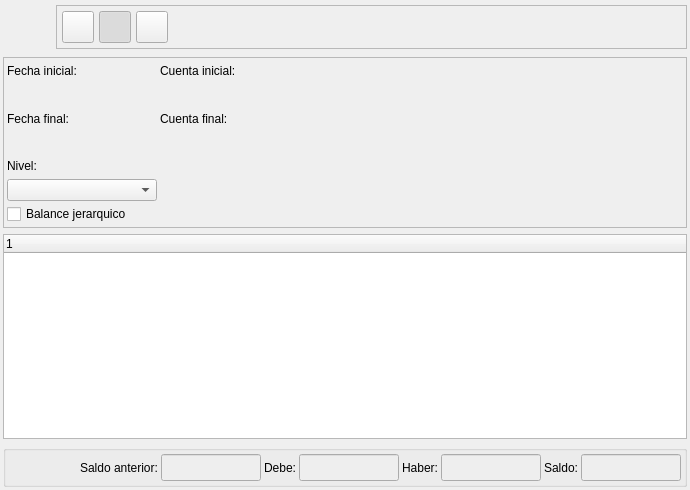
Old version of the form bulmages/bulmacont/plugins/pluginbc_balance/balancebase.ui in the repository eboladev/Bulmages-1.
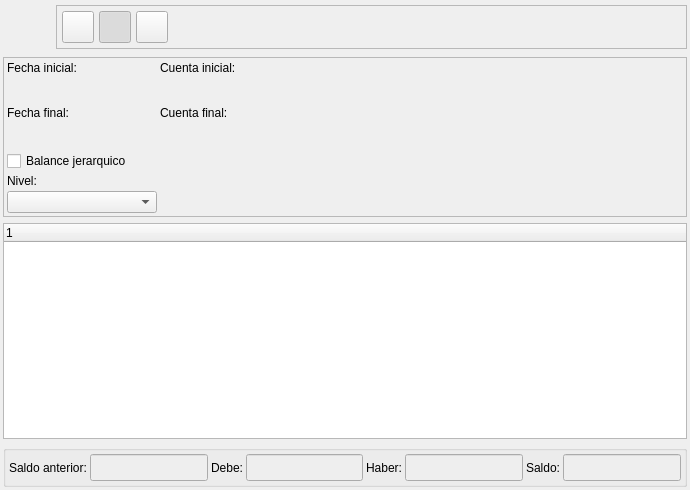
New version of the form. Icons and pictures are not drawn. Custom widgets are drawn as their Qt base class.

Commit message: Configuro los plugins que salen por defecto en BulmaCont después de instalar para que aparezcan los mínimos básicos.

```diff
--- a/bulmages/bulmacont/plugins/pluginbc_balance/balancebase.ui
+++ b/bulmages/bulmacont/plugins/pluginbc_balance/balancebase.ui
@@ -269,26 +269,13 @@
         </property>
        </widget>
       </item>
-      <item row="0" column="1">
+      <item row="0" column="1" colspan="2">
        <widget class="QLabel" name="TextLabel1_3">
         <property name="text">
          <string>Cuenta inicial:</string>
         </property>
        </widget>
       </item>
-      <item row="0" column="2">
-       <spacer>
-        <property name="orientation">
-         <enum>Qt::Horizontal</enum>
-        </property>
-        <property name="sizeHint" stdset="0">
-         <size>
-          <width>241</width>
-          <height>20</height>
-         </size>
-        </property>
-       </spacer>
-      </item>
       <item row="1" column="0">
        <widget class="BlDateSearch" name="m_fechainicial1" native="true">
         <property name="sizePolicy">
@@ -299,8 +286,8 @@
         </property>
         <property name="minimumSize">
          <size>
-          <width>100</width>
-          <height>20</height>
+          <width>150</width>
+          <height>25</height>
          </size>
         </property>
        </widget>
@@ -310,7 +297,7 @@
         <property name="minimumSize">
          <size>
           <width>100</width>
-          <height>20</height>
+          <height>25</height>
          </size>
         </property>
        </widget>
@@ -322,26 +309,13 @@
         </property>
        </widget>
       </item>
-      <item row="2" column="1">
+      <item row="2" column="1" colspan="2">
        <widget class="QLabel" name="TextLabel1_3_2">
         <property name="text">
          <string>Cuenta final:</string>
         </property>
        </widget>
       </item>
-      <item row="2" column="2">
-       <spacer>
-        <property name="orientation">
-         <enum>Qt::Horizontal</enum>
-        </property>
-        <property name="sizeHint" stdset="0">
-         <size>
-          <width>241</width>
-          <height>23</height>
-         </size>
-        </property>
-       </spacer>
-      </item>
       <item row="3" column="0">
        <widget class="BlDateSearch" name="m_fechafinal1" native="true">
         <property name="sizePolicy">
@@ -352,29 +326,23 @@
         </property>
         <property name="minimumSize">
          <size>
-          <width>100</width>
-          <height>20</height>
+          <width>150</width>
+          <height>25</height>
          </size>
         </property>
        </widget>
       </item>
-      <item row="3" column="1">
+      <item row="3" column="1" colspan="2">
        <widget class="BlSearchWidget" name="m_codigofinal" native="true">
-        <property name="sizePolicy">
-         <sizepolicy hsizetype="Fixed" vsizetype="Fixed">
-          <horstretch>0</horstretch>
-          <verstretch>0</verstretch>
-         </sizepolicy>
-        </property>
         <property name="minimumSize">
          <size>
           <width>100</width>
-          <height>20</height>
+          <height>25</height>
          </size>
         </property>
        </widget>
       </item>
-      <item row="4" column="0">
+      <item row="5" column="0">
        <widget class="QLabel" name="textLabel1_2">
         <property name="text">
          <string>Nivel:</string>
@@ -384,49 +352,36 @@
         </property>
        </widget>
       </item>
-      <item row="4" column="2">
-       <spacer>
-        <property name="orientation">
-         <enum>Qt::Horizontal</enum>
-        </property>
-        <property name="sizeHint" stdset="0">
-         <size>
-          <width>241</width>
-          <height>20</height>
-         </size>
-        </property>
-       </spacer>
-      </item>
-      <item row="5" column="0">
-       <widget class="QComboBox" name="combonivel">
-        <property name="minimumSize">
-         <size>
-          <width>150</width>
-          <height>0</height>
-         </size>
-        </property>
-       </widget>
-      </item>
-      <item row="5" column="2">
-       <spacer>
-        <property name="orientation">
-         <enum>Qt::Horizontal</enum>
-        </property>
-        <property name="sizeHint" stdset="0">
-         <size>
-          <width>261</width>
-          <height>20</height>
-         </size>
-        </property>
-       </spacer>
-      </item>
       <item row="6" column="0">
+       <widget class="QComboBox" name="combonivel">
+        <property name="minimumSize">
+         <size>
+          <width>150</width>
+          <height>0</height>
+         </size>
+        </property>
+       </widget>
+      </item>
+      <item row="4" column="0">
        <widget class="QCheckBox" name="checksuperiores">
         <property name="text">
          <string>Balance jerarquico</string>
         </property>
        </widget>
       </item>
+      <item row="4" column="1" rowspan="3">
+       <spacer name="horizontalSpacer">
+        <property name="orientation">
+         <enum>Qt::Horizontal</enum>
+        </property>
+        <property name="sizeHint" stdset="0">
+         <size>
+          <width>40</width>
+          <height>20</height>
+         </size>
+        </property>
+       </spacer>
+      </item>
      </layout>
     </widget>
    </item>
@@ -448,7 +403,7 @@
       <property name="spacing">
        <number>3</number>
       </property>
-      <item row="0" column="9">
+      <item row="0" column="8">
        <widget class="QLineEdit" name="totalsaldo">
         <property name="sizePolicy">
          <sizepolicy hsizetype="Fixed" vsizetype="Fixed">
@@ -524,7 +479,7 @@
         </property>
        </spacer>
       </item>
-      <item row="0" column="5">
+      <item row="0" column="4">
        <widget class="QLineEdit" name="totaldebe">
         <property name="sizePolicy">
          <sizepolicy hsizetype="Fixed" vsizetype="Fixed">
@@ -587,84 +542,84 @@
         </property>
        </widget>
       </item>
-      <item row="0" column="8">
+      <item row="0" column="7">
        <widget class="QLabel" name="label">
         <property name="text">
          <string>Saldo:</string>
         </property>
        </widget>
       </item>
-      <item row="0" column="7">
-       <widget class="QLineEdit" name="totalhaber">
-        <property name="sizePolicy">
-         <sizepolicy hsizetype="Fixed" vsizetype="Fixed">
-          <horstretch>0</horstretch>
-          <verstretch>0</verstretch>
-         </sizepolicy>
-        </property>
-        <property name="minimumSize">
-         <size>
-          <width>100</width>
-          <height>0</height>
-         </size>
-        </property>
-        <property name="palette">
-         <palette>
-          <active>
-           <colorrole role="Base">
-            <brush brushstyle="SolidPattern">
-             <color alpha="255">
-              <red>238</red>
-              <green>238</green>
-              <blue>238</blue>
-             </color>
-            </brush>
-           </colorrole>
-          </active>
-          <inactive>
-           <colorrole role="Base">
-            <brush brushstyle="SolidPattern">
-             <color alpha="255">
-              <red>238</red>
-              <green>238</green>
-              <blue>238</blue>
-             </color>
-            </brush>
-           </colorrole>
-          </inactive>
-          <disabled>
-           <colorrole role="Base">
-            <brush brushstyle="SolidPattern">
-             <color alpha="255">
-              <red>255</red>
-              <green>255</green>
-              <blue>255</blue>
-             </color>
-            </brush>
-           </colorrole>
-          </disabled>
-         </palette>
-        </property>
-        <property name="font">
-         <font>
-          <pointsize>12</pointsize>
-          <weight>75</weight>
-          <bold>true</bold>
-         </font>
-        </property>
-        <property name="alignment">
-         <set>Qt::AlignRight|Qt::AlignTrailing|Qt::AlignVCenter</set>
-        </property>
-       </widget>
-      </item>
       <item row="0" column="6">
+       <widget class="QLineEdit" name="totalhaber">
+        <property name="sizePolicy">
+         <sizepolicy hsizetype="Fixed" vsizetype="Fixed">
+          <horstretch>0</horstretch>
+          <verstretch>0</verstretch>
+         </sizepolicy>
+        </property>
+        <property name="minimumSize">
+         <size>
+          <width>100</width>
+          <height>0</height>
+         </size>
+        </property>
+        <property name="palette">
+         <palette>
+          <active>
+           <colorrole role="Base">
+            <brush brushstyle="SolidPattern">
+             <color alpha="255">
+              <red>238</red>
+              <green>238</green>
+              <blue>238</blue>
+             </color>
+            </brush>
+           </colorrole>
+          </active>
+          <inactive>
+           <colorrole role="Base">
+            <brush brushstyle="SolidPattern">
+             <color alpha="255">
+              <red>238</red>
+              <green>238</green>
+              <blue>238</blue>
+             </color>
+            </brush>
+           </colorrole>
+          </inactive>
+          <disabled>
+           <colorrole role="Base">
+            <brush brushstyle="SolidPattern">
+             <color alpha="255">
+              <red>255</red>
+              <green>255</green>
+              <blue>255</blue>
+             </color>
+            </brush>
+           </colorrole>
+          </disabled>
+         </palette>
+        </property>
+        <property name="font">
+         <font>
+          <pointsize>12</pointsize>
+          <weight>75</weight>
+          <bold>true</bold>
+         </font>
+        </property>
+        <property name="alignment">
+         <set>Qt::AlignRight|Qt::AlignTrailing|Qt::AlignVCenter</set>
+        </property>
+       </widget>
+      </item>
+      <item row="0" column="5">
        <widget class="QLabel" name="label_2">
         <property name="text">
          <string>Haber:</string>
         </property>
        </widget>
       </item>
-      <item row="0" column="3">
+      <item row="0" column="2">
        <widget class="QLineEdit" name="totalsaldoant">
         <property name="sizePolicy">
          <sizepolicy hsizetype="Fixed" vsizetype="Fixed">
@@ -727,7 +682,7 @@
         </property>
        </widget>
       </item>
-      <item row="0" column="2">
+      <item row="0" column="1">
        <widget class="QLabel" name="TextLabel2">
         <property name="frameShape">
          <enum>QFrame::NoFrame</enum>
@@ -740,29 +695,13 @@
         </property>
        </widget>
       </item>
-      <item row="0" column="4">
+      <item row="0" column="3">
        <widget class="QLabel" name="label_3">
         <property name="text">
          <string>Debe:</string>
         </property>
        </widget>
       </item>
-      <item row="0" column="1">
-       <spacer>
-        <property name="orientation">
-         <enum>Qt::Horizontal</enum>
-        </property>
-        <property name="sizeType">
-         <enum>QSizePolicy::Preferred</enum>
-        </property>
-        <property name="sizeHint" stdset="0">
-         <size>
-          <width>200</width>
-          <height>16</height>
-         </size>
-        </property>
-       </spacer>
-      </item>
      </layout>
     </widget>
    </item>
```
Left out of the diff: 1 changed line with no effect on the pictures. The commit also changes 1 other file.
